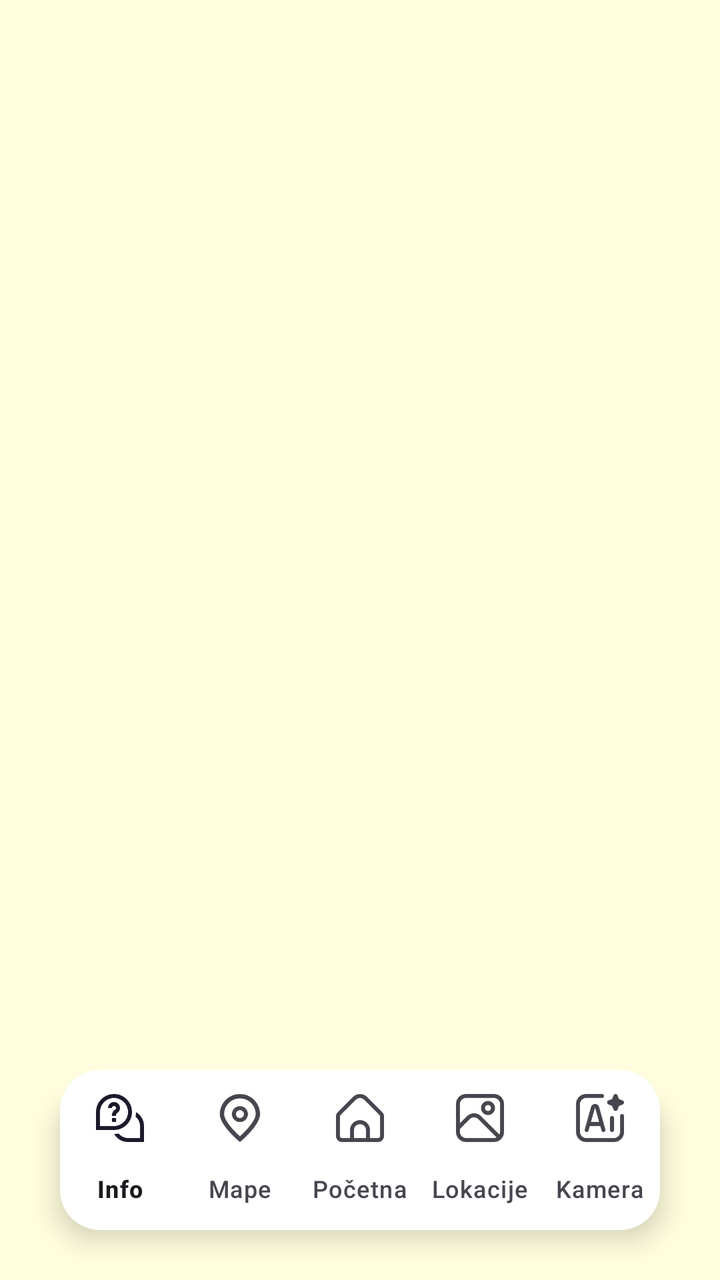
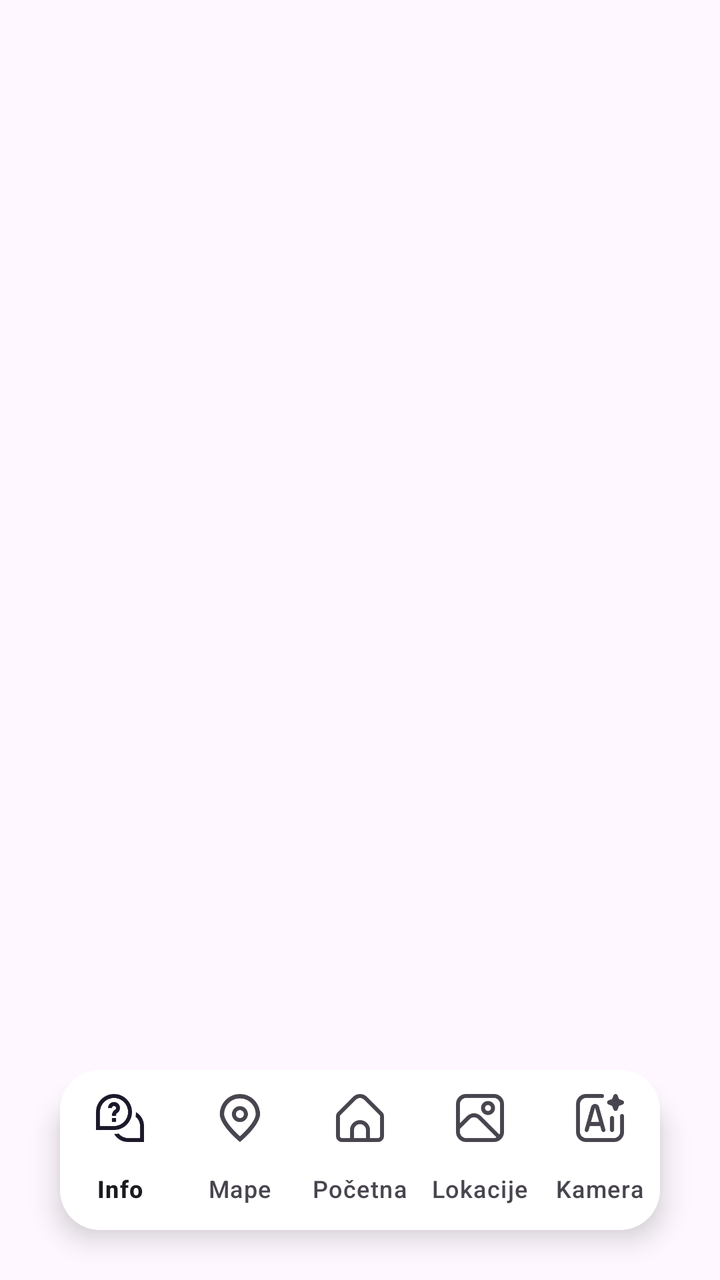

The first picture is an Android layout as it rendered before a commit; the second is the same layout after the commit. The layout source and the unified diff follow.
<!-- AndroidManifest.xml: activity theme Theme.ARTour -->
<!-- res/layout/activity_main.xml -->
<?xml version="1.0" encoding="utf-8"?>
<androidx.coordinatorlayout.widget.CoordinatorLayout xmlns:android="http://schemas.android.com/apk/res/android"
    xmlns:app="http://schemas.android.com/apk/res-auto"
    xmlns:tools="http://schemas.android.com/tools"
    android:layout_width="match_parent"
    android:layout_height="match_parent"
    android:background="@color/pozadina"
    tools:context=".MainActivity">
    <FrameLayout
        android:id="@+id/frame_layout"
        android:layout_width="match_parent"
        android:layout_height="match_parent"/>
    
    

    <com.google.android.material.bottomappbar.BottomAppBar
        android:id="@+id/bottomAppBar"
        android:layout_width="match_parent"
        android:layout_height="wrap_content"
        android:layout_gravity="bottom"
        android:background="@android:color/transparent"
        android:visibility="invisible"
        app:fabCradleMargin="10dp"
        app:fabCradleRoundedCornerRadius="50dp">

    </com.google.android.material.bottomappbar.BottomAppBar>


    <FrameLayout
        android:layout_width="match_parent"
        android:layout_height="120dp"
        android:layout_gravity="bottom|center_horizontal"
        android:visibility="visible">

        <ImageView
            android:id="@+id/imageView2"
            android:layout_width="match_parent"
            android:layout_height="70dp"
            android:layout_gravity="bottom|center|center_horizontal"
            android:layout_marginHorizontal="30dp"
            android:layout_marginBottom="30dp"
            android:background="@drawable/rounded_bottom_navigation_bar"
            android:elevation="8dp"
            android:visibility="visible" />

        <com.google.android.material.bottomnavigation.BottomNavigationView
            android:id="@+id/bottomNavigationView"
            android:layout_width="wrap_content"
            android:layout_height="wrap_content"
            android:layout_gravity="bottom|center_vertical"
            android:layout_marginHorizontal="30dp"
            android:layout_marginBottom="25dp"
            android:background="@drawable/rounded_bottom_navigation_bar"
            android:visibility="visible"
            app:elevation="8dp"
            app:itemActiveIndicatorStyle="@style/App.Custom.Indicator"
            app:labelVisibilityMode="labeled"
            app:menu="@menu/bottom_menu">

        </com.google.android.material.bottomnavigation.BottomNavigationView>
    </FrameLayout>


    <TextView
        android:id="@+id/naslov"
        android:layout_width="wrap_content"
        android:layout_height="wrap_content"
        android:fontFamily="sans-serif-condensed"
        android:text="TURISTIČKI VODIČ OPŠTINE MILIĆI"
        android:textSize="25dp"
        android:textStyle="bold"
        app:layout_anchor="@+id/frame_layout"
        app:layout_anchorGravity="center"
        android:translationY="-260dp"
        android:visibility="gone"/>

    <TextView
        android:id="@+id/kartice"
        android:layout_width="wrap_content"
        android:layout_height="wrap_content"
        android:text="IZDVOJENE LOKACIJE"
        android:fontFamily="sans-serif-condensed"
        android:textSize="20dp"
        android:textStyle="bold"
        app:layout_anchor="@+id/frame_layout"
        app:layout_anchorGravity="center"
        android:translationY="-180dp"
        android:visibility="gone"/>

    <androidx.viewpager2.widget.ViewPager2
        android:layout_width="410dp"
        android:layout_height="210dp"
        app:layout_anchor="@+id/frame_layout"
        app:layout_anchorGravity="center"
        android:translationY="-50dp"
        android:visibility="gone"/>

    <ImageView
        android:id="@+id/ikona1"
        android:layout_width="50dp"
        android:layout_height="50dp"
        app:layout_anchor="@+id/frame_layout"
        app:layout_anchorGravity="center"
        app:srcCompat="@drawable/baseline_forest_24"
        android:translationY="80dp"
        android:translationX="-155dp"
        android:visibility="gone"/>
    <ImageView
        android:id="@+id/ikona2"
        android:layout_width="50dp"
        android:layout_height="50dp"
        app:layout_anchor="@+id/frame_layout"
        app:layout_anchorGravity="center"
        app:srcCompat="@drawable/baseline_local_cafe_24"
        android:translationY="80dp"
        android:translationX="-95dp"
        android:visibility="gone"/>
    <ImageView
        android:id="@+id/ikona3"
        android:layout_width="50dp"
        android:layout_height="50dp"
        app:layout_anchor="@+id/frame_layout"
        app:layout_anchorGravity="center"
        app:srcCompat="@drawable/baseline_church_24"
        android:translationY="80dp"
        android:translationX="-35dp"
        android:visibility="gone"/>

</androidx.coordinatorlayout.widget.CoordinatorLayout>
<!-- resources referenced by this layout -->
<resources>
  <color name="pozadina">#fffddd</color>
  <!-- drawable baseline_church_24 (drawable) -->
  <vector android:height="24dp" android:tint="#000000"
      android:viewportHeight="24" android:viewportWidth="24"
      android:width="24dp" xmlns:android="http://schemas.android.com/apk/res/android">
      <path android:fillColor="@android:color/white" android:pathData="M18,12.22V9l-5,-2.5V5h2V3h-2V1h-2v2H9v2h2v1.5L6,9v3.22L2,14v8h8v-3c0,-1.1 0.9,-2 2,-2s2,0.9 2,2v3h8v-8L18,12.22zM12,13.5c-0.83,0 -1.5,-0.67 -1.5,-1.5s0.67,-1.5 1.5,-1.5s1.5,0.67 1.5,1.5S12.83,13.5 12,13.5z"/>
  </vector>
  <!-- drawable baseline_forest_24 (drawable) -->
  <vector android:height="24dp" android:tint="#000000"
      android:viewportHeight="24" android:viewportWidth="24"
      android:width="24dp" xmlns:android="http://schemas.android.com/apk/res/android">
      <path android:fillColor="@android:color/white" android:pathData="M16,12l-7,-10l-7,10l1.86,0l-3.86,6l7,0l0,4l4,0l0,-4l7,0l-3.86,-6z"/>
      <path android:fillColor="@android:color/white" android:pathData="M20.14,12l1.86,0l-7,-10l-2.39,3.41l5.31,7.59l-1.92,0l-0.03,0l3.22,5l4.81,0z"/>
      <path android:fillColor="@android:color/white" android:pathData="M13,19h4v3h-4z"/>
  </vector>
  <!-- drawable baseline_local_cafe_24 (drawable) -->
  <vector android:height="24dp" android:tint="#000000"
      android:viewportHeight="24" android:viewportWidth="24"
      android:width="24dp" xmlns:android="http://schemas.android.com/apk/res/android">
      <path android:fillColor="@android:color/white" android:pathData="M20,3L4,3v10c0,2.21 1.79,4 4,4h6c2.21,0 4,-1.79 4,-4v-3h2c1.11,0 2,-0.9 2,-2L22,5c0,-1.11 -0.89,-2 -2,-2zM20,8h-2L18,5h2v3zM4,19h16v2L4,21z"/>
  </vector>
  <!-- drawable rounded_bottom_navigation_bar (drawable) -->
  <?xml version="1.0" encoding="utf-8"?>
  <shape xmlns:android="http://schemas.android.com/apk/res/android">
      <corners android:radius="20dp" /> 
      <solid android:color="@android:color/white" /> 
  </shape>
  <style name="App.Custom.Indicator" parent="Widget.Material3.BottomNavigationView.ActiveIndicator">
          <item name="android:color">@color/aktivna</item>
      </style>
  <style name="Theme.ARTour" parent="Base.Theme.ARTour" />
  <color name="aktivna">#0ff0ff</color>
  <style name="Base.Theme.ARTour" parent="Theme.Material3.DayNight.NoActionBar">
          
          
          <item name="android:statusBarColor" tools:targetApi="1">@color/pozadina</item>
          <item name="android:navigationBarColor">@color/pozadina</item>
      </style>
</resources>

<!-- the commit's change to res/layout/activity_main.xml (unified diff, before → after) -->
@@ -4,8 +4,8 @@
     xmlns:tools="http://schemas.android.com/tools"
     android:layout_width="match_parent"
     android:layout_height="match_parent"
-    android:background="@color/pozadina"
     tools:context=".MainActivity">
+
     <FrameLayout
         android:id="@+id/frame_layout"
         android:layout_width="match_parent"
<!-- resource entries referenced after the edit -->
@@ -1,6 +1,5 @@
 <!-- resources referenced by this layout -->
 <resources>
-  <color name="pozadina">#fffddd</color>
   <!-- drawable baseline_church_24 (drawable) -->
   <vector android:height="24dp" android:tint="#000000"
       android:viewportHeight="24" android:viewportWidth="24"
@@ -28,15 +27,28 @@
       <solid android:color="@android:color/white" /> 
   </shape>
   <style name="App.Custom.Indicator" parent="Widget.Material3.BottomNavigationView.ActiveIndicator">
-          <item name="android:color">@color/aktivna</item>
+          <item name="android:color">@color/akcent</item>
+          <item name="iconTint">@color/white</item>
       </style>
-  <style name="Theme.ARTour" parent="Base.Theme.ARTour" />
-  <color name="aktivna">#0ff0ff</color>
+  <style name="Theme.ARTour" parent="Base.Theme.ARTour">
+          
+          <item name="android:windowLayoutInDisplayCutoutMode">shortEdges</item>
+          <item name="android:navigationBarColor">@android:color/transparent</item>
+          <item name="android:statusBarColor">@android:color/transparent</item>
+          <item name="android:windowLightStatusBar">true</item>
+      </style>
+  <color name="akcent">#95caff</color>
+  <color name="white">#FFFFFFFF</color>
   <style name="Base.Theme.ARTour" parent="Theme.Material3.DayNight.NoActionBar">
           
           
-          <item name="android:statusBarColor" tools:targetApi="1">@color/pozadina</item>
-          <item name="android:navigationBarColor">@color/pozadina</item>
+  
+          
+          <item name="android:statusBarColor">@android:color/transparent</item>
+          <item name="android:navigationBarColor">@android:color/transparent</item>
+          
+          <item name="android:windowLightStatusBar">true</item>
+  
       </style>
 </resources>
 
